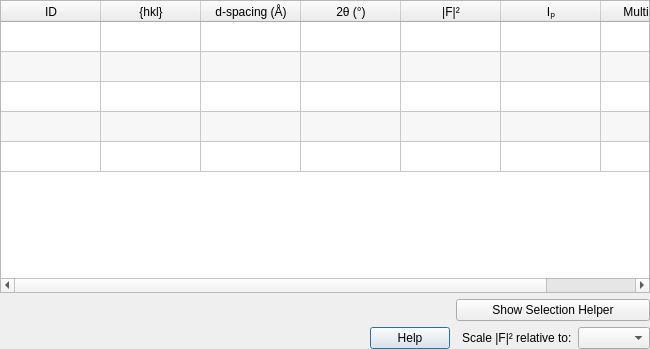
The window that hexrdgui/resources/ui/reflections_table.ui (HEXRD/hexrdgui) describes before a commit, drawn with Qt 5.
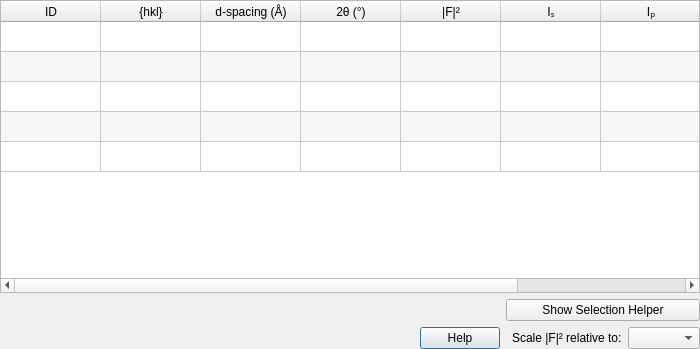
The same window after the commit.

Commit message:
Add reflections table column for HEDM intensity
This is computed nearly the same way as the powder intensity, except
that it does not include multiplicity. It is particularly useful for
rotation series data.

Fixes: #1664
Depends on: hexrd/hexrd#619

```diff
--- a/hexrdgui/resources/ui/reflections_table.ui
+++ b/hexrdgui/resources/ui/reflections_table.ui
@@ -6,7 +6,7 @@
    <rect>
     <x>0</x>
     <y>0</y>
-    <width>650</width>
+    <width>700</width>
     <height>349</height>
    </rect>
   </property>
@@ -70,7 +70,7 @@
       <number>5</number>
      </property>
      <property name="columnCount">
-      <number>7</number>
+      <number>8</number>
      </property>
      <attribute name="horizontalHeaderCascadingSectionResizes">
       <bool>true</bool>
@@ -117,6 +117,11 @@
        <string>|F|²</string>
       </property>
      </column>
+     <column>
+      <property name="text">
+       <string>Iₛ</string>
+      </property>
+     </column>
      <column>
       <property name="text">
        <string>Iₚ</string>
```
The commit also changes 1 other file.
